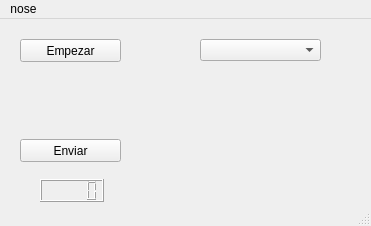
First picture: the form in nose.ui, repository JonaFlan/SpellGuesser, before the edit.
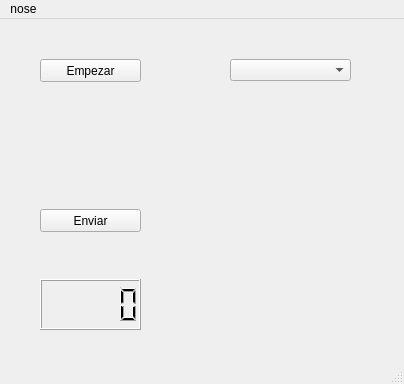
Second picture: the form after the edit. Icons and pictures are not drawn.

Patch:
```diff
--- a/nose.ui
+++ b/nose.ui
@@ -6,8 +6,8 @@
    <rect>
     <x>0</x>
     <y>0</y>
-    <width>371</width>
-    <height>226</height>
+    <width>404</width>
+    <height>384</height>
    </rect>
   </property>
   <property name="windowTitle">
@@ -22,9 +22,9 @@
     <property name="geometry">
      <rect>
       <x>40</x>
-      <y>160</y>
-      <width>64</width>
-      <height>23</height>
+      <y>260</y>
+      <width>101</width>
+      <height>51</height>
      </rect>
     </property>
     <property name="cursor">
@@ -44,11 +44,17 @@
     <property name="geometry">
      <rect>
       <x>40</x>
-      <y>50</y>
-      <width>61</width>
-      <height>61</height>
+      <y>80</y>
+      <width>101</width>
+      <height>91</height>
      </rect>
     </property>
+    <property name="minimumSize">
+     <size>
+      <width>101</width>
+      <height>91</height>
+     </size>
+    </property>
     <property name="text">
      <string/>
     </property>
@@ -59,8 +65,8 @@
    <widget class="QPushButton" name="botonActualizarImagen">
     <property name="geometry">
      <rect>
-      <x>20</x>
-      <y>20</y>
+      <x>40</x>
+      <y>40</y>
       <width>101</width>
       <height>23</height>
      </rect>
@@ -72,8 +78,8 @@
    <widget class="QComboBox" name="cajaCampeones">
     <property name="geometry">
      <rect>
-      <x>200</x>
-      <y>20</y>
+      <x>230</x>
+      <y>40</y>
       <width>121</width>
       <height>22</height>
      </rect>
@@ -82,8 +88,8 @@
    <widget class="QPushButton" name="botonEnviar">
     <property name="geometry">
      <rect>
-      <x>20</x>
-      <y>120</y>
+      <x>40</x>
+      <y>190</y>
       <width>101</width>
       <height>23</height>
      </rect>
@@ -92,13 +98,32 @@
      <string>Enviar</string>
     </property>
    </widget>
+   <widget class="QLabel" name="label_2">
+    <property name="geometry">
+     <rect>
+      <x>220</x>
+      <y>100</y>
+      <width>141</width>
+      <height>171</height>
+     </rect>
+    </property>
+    <property name="text">
+     <string/>
+    </property>
+    <property name="pixmap">
+     <pixmap>aviso steam.png</pixmap>
+    </property>
+    <property name="scaledContents">
+     <bool>true</bool>
+    </property>
+   </widget>
   </widget>
   <widget class="QMenuBar" name="menubar">
    <property name="geometry">
     <rect>
      <x>0</x>
      <y>0</y>
-     <width>371</width>
+     <width>404</width>
      <height>21</height>
     </rect>
    </property>
```
